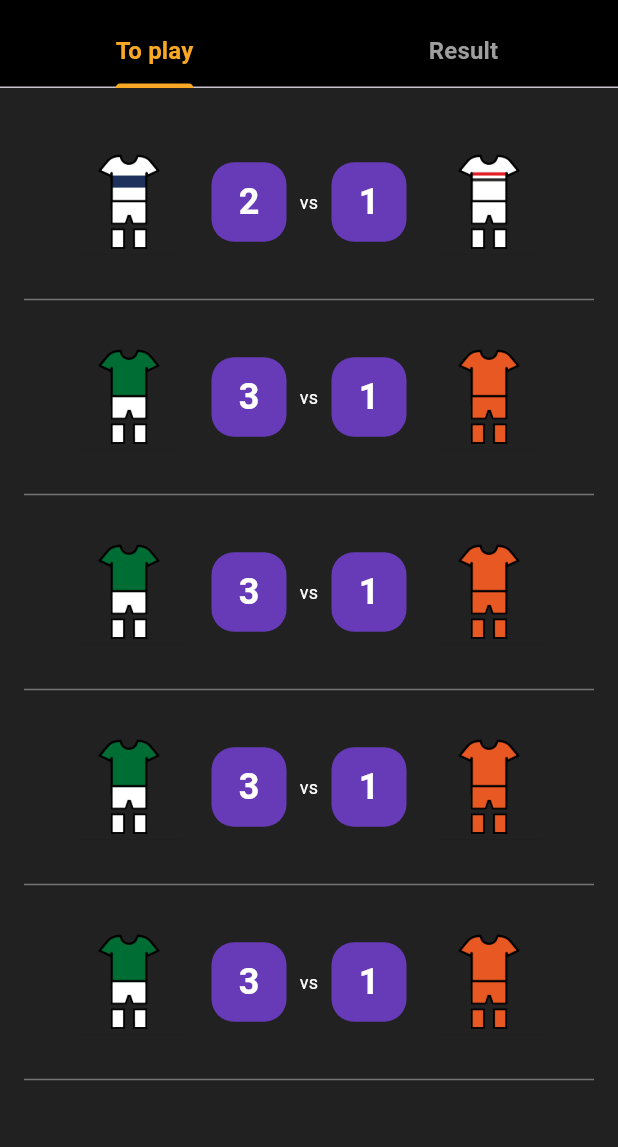
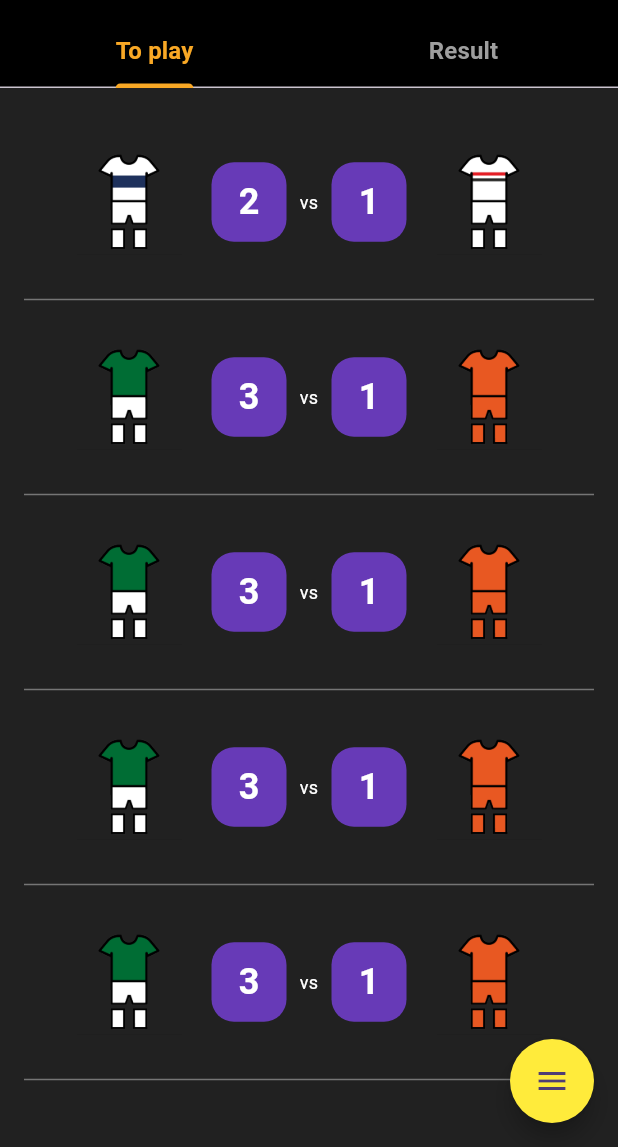
Before and after one commit to ambuila106/penka, a Flutter app: the screen it shows after launch, on a phone screen of 412 x 824 dp, the part 89-1236 px from its top. Run offline on Flutter 3.47's test engine with Material 3 defaults, Android fonts, the light colour scheme and no system bars; our stand-ins replace share_plus.

Commit message:
Added floating button

```diff
--- a/lib/main.dart
+++ b/lib/main.dart
@@ -147,6 +147,14 @@ class _MyHomePageState extends State<MyHomePage> with SingleTickerProviderStateM
           ],
         ),
       ),
+      floatingActionButton: FloatingActionButton(
+        onPressed: () {
+          // Acción del botón flotante
+        },
+        backgroundColor: Colors.yellow,
+        child: const Icon(Icons.menu),
+        shape: CircleBorder(), // ensures it's a circle
+      ),
       body: TabBarView(
         controller: _tabController,
         children: [
```
